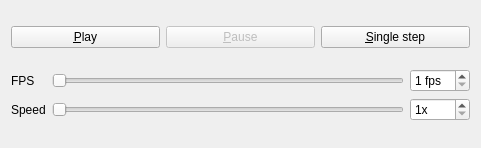
First picture: the form in src/ui/playercontrolwidget.ui, repository mina86/physics-opengl, before the edit.
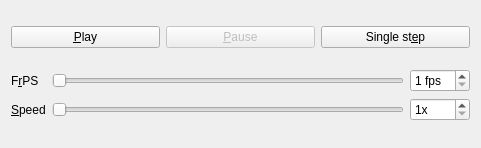
Second picture: the form after the edit.

Commit message: Access keys in Player Control Widget.

What changed in the file:
```diff
--- a/src/ui/playercontrolwidget.ui
+++ b/src/ui/playercontrolwidget.ui
@@ -48,7 +48,7 @@
         <bool>true</bool>
        </property>
        <property name="text">
-        <string>&amp;Single step</string>
+        <string>Single st&amp;ep</string>
        </property>
       </widget>
      </item>
@@ -59,7 +59,10 @@
      <item row="0" column="0">
       <widget class="QLabel" name="fpsLabel">
        <property name="text">
-        <string>FPS</string>
+        <string>F&amp;rPS</string>
+       </property>
+       <property name="buddy">
+        <cstring>fpsSlider</cstring>
        </property>
       </widget>
      </item>
@@ -98,7 +101,10 @@
      <item row="1" column="0">
       <widget class="QLabel" name="speedLabel">
        <property name="text">
-        <string>Speed</string>
+        <string>&amp;Speed</string>
+       </property>
+       <property name="buddy">
+        <cstring>speedSlider</cstring>
        </property>
       </widget>
      </item>
```
